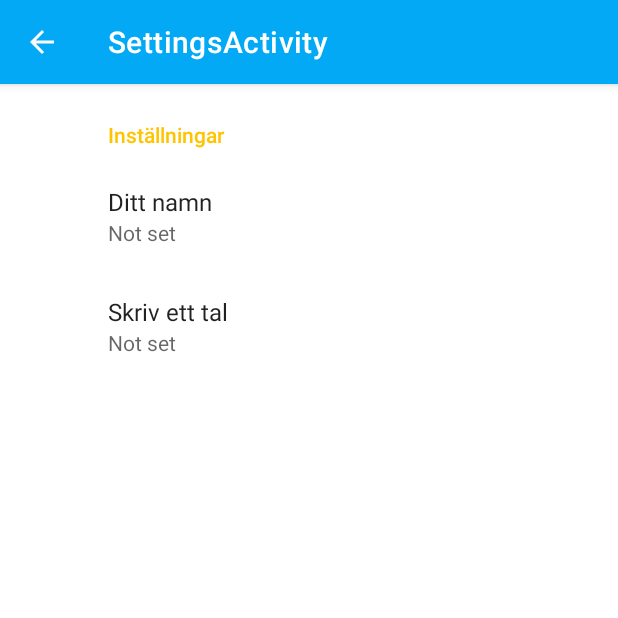
After one commit to fw-teaching/sos22-exempel, an Android app: the SettingsActivity screen opened directly, with no data from a screen before it, on a phone screen of 412 x 824 dp, the top half of it. The commit adds this screen. Run offline under Robolectric (Android 15) with nearby library versions, the phone set to English and light mode, and no system bars; our stand-ins replace androidx.preference.

Commit message:
Lektion 6 Settings Activity

```diff
--- a/app/build.gradle
+++ b/app/build.gradle
@@ -32,6 +32,7 @@ dependencies {
     implementation 'androidx.appcompat:appcompat:1.3.0'
     implementation 'com.google.android.material:material:1.4.0'
     implementation 'androidx.constraintlayout:constraintlayout:2.0.4'
+    implementation 'androidx.preference:preference:1.1.1'
     testImplementation 'junit:junit:4.13.2'
     androidTestImplementation 'androidx.test.ext:junit:1.1.3'
     androidTestImplementation 'androidx.test.espresso:espresso-core:3.4.0'
--- a/app/src/main/AndroidManifest.xml
+++ b/app/src/main/AndroidManifest.xml
@@ -10,6 +10,12 @@
         android:supportsRtl="true"
         android:theme="@style/Theme.SoS22Exempel">
         <activity
+            android:name=".SettingsActivity"
+            android:exported="false"
+            android:label="@string/title_activity_settings"
+            android:parentActivityName=".MainActivity"/>
+
+        <activity
             android:name=".MainActivity"
             android:exported="true">
             <intent-filter>
--- a/app/src/main/java/fi/arcada/sos22_exempel/MainActivity.java
+++ b/app/src/main/java/fi/arcada/sos22_exempel/MainActivity.java
@@ -4,6 +4,7 @@ import androidx.appcompat.app.AppCompatActivity;
 import androidx.recyclerview.widget.LinearLayoutManager;
 import androidx.recyclerview.widget.RecyclerView;
 
+import android.content.Intent;
 import android.content.SharedPreferences;
 import android.os.Bundle;
 import android.preference.PreferenceManager;
@@ -11,8 +12,6 @@ import android.view.View;
 import android.widget.EditText;
 import android.widget.TextView;
 
-import java.util.ArrayList;
-import java.util.Arrays;
 
 public class MainActivity extends AppCompatActivity {
 
@@ -41,14 +40,24 @@ public class MainActivity extends AppCompatActivity {
         prefEditor.apply();
         // Motsvarande metoder för andra datatyper: getString()/putString() getBoolean()/putBoolean()
 
-        // Hämta ut värdet
+        // Hämta ut värdet och skriv ut i appen
         launchCount = sharedPref.getInt("launchCount", 0);
-
         textOut.setText(String.format("Appen startad %d gånger.", launchCount));
 
+        // Hämta ut ett heltal (som text) och konvertera till int
+        int someNumber = Integer.parseInt(sharedPref.getString("someNumber", "0"));
 
-        textView2.setText(String.format("Välkommen tillbaka %s", "Stranger"));
+        // userName har vi skrivit in i Settings Activity, hämta och skriv ut
+        textView2.setText(String.format("Välkommen tillbaka %s, talet är %d",
+                sharedPref.getString("userName", null),
+                someNumber
 
+        ));
+    }
+
+    public void openSettings(View view) {
+        Intent intent = new Intent(this, SettingsActivity.class);
+        startActivity(intent);
     }
 
 
--- /dev/null
+++ b/app/src/main/java/fi/arcada/sos22_exempel/SettingsActivity.java
@@ -0,0 +1,33 @@
+package fi.arcada.sos22_exempel;
+
+import android.os.Bundle;
+
+import androidx.appcompat.app.ActionBar;
+import androidx.appcompat.app.AppCompatActivity;
+import androidx.preference.PreferenceFragmentCompat;
+
+public class SettingsActivity extends AppCompatActivity {
+
+    @Override
+    protected void onCreate(Bundle savedInstanceState) {
+        super.onCreate(savedInstanceState);
+        setContentView(R.layout.settings_activity);
+        if (savedInstanceState == null) {
+            getSupportFragmentManager()
+                    .beginTransaction()
+                    .replace(R.id.settings, new SettingsFragment())
+                    .commit();
+        }
+        ActionBar actionBar = getSupportActionBar();
+        if (actionBar != null) {
+            actionBar.setDisplayHomeAsUpEnabled(true);
+        }
+    }
+
+    public static class SettingsFragment extends PreferenceFragmentCompat {
+        @Override
+        public void onCreatePreferences(Bundle savedInstanceState, String rootKey) {
+            setPreferencesFromResource(R.xml.root_preferences, rootKey);
+        }
+    }
+}
--- a/app/src/main/res/layout/activity_main.xml
+++ b/app/src/main/res/layout/activity_main.xml
@@ -36,6 +36,7 @@
         android:layout_marginEnd="52dp"
         android:layout_marginBottom="52dp"
         android:clickable="true"
+        android:onClick="openSettings"
         app:layout_constraintBottom_toBottomOf="parent"
         app:layout_constraintEnd_toEndOf="parent"
         app:srcCompat="@android:drawable/ic_menu_preferences" />
--- /dev/null
+++ b/app/src/main/res/layout/settings_activity.xml
@@ -0,0 +1,9 @@
+<LinearLayout xmlns:android="http://schemas.android.com/apk/res/android"
+    android:layout_width="match_parent"
+    android:layout_height="match_parent">
+
+    <FrameLayout
+        android:id="@+id/settings"
+        android:layout_width="match_parent"
+        android:layout_height="match_parent" />
+</LinearLayout>
--- /dev/null
+++ b/app/src/main/res/values/arrays.xml
@@ -0,0 +1,12 @@
+<resources>
+    <!-- Reply Preference -->
+    <string-array name="reply_entries">
+        <item>Reply</item>
+        <item>Reply to all</item>
+    </string-array>
+
+    <string-array name="reply_values">
+        <item>reply</item>
+        <item>reply_all</item>
+    </string-array>
+</resources>
--- a/app/src/main/res/values/strings.xml
+++ b/app/src/main/res/values/strings.xml
@@ -1,3 +1,19 @@
 <resources>
     <string name="app_name">SoS-22-Exempel</string>
+    <string name="title_activity_settings">SettingsActivity</string>
+
+    <!-- Preference Titles -->
+    <string name="messages_header">Messages</string>
+    <string name="sync_header">Sync</string>
+
+    <!-- Messages Preferences -->
+    <string name="signature_title">Your signature</string>
+    <string name="reply_title">Default reply action</string>
+
+    <!-- Sync Preferences -->
+    <string name="sync_title">Sync email periodically</string>
+    <string name="attachment_title">Download incoming attachments</string>
+    <string name="attachment_summary_on">Automatically download attachments for incoming emails
+    </string>
+    <string name="attachment_summary_off">Only download attachments when manually requested</string>
 </resources>
--- /dev/null
+++ b/app/src/main/res/xml/root_preferences.xml
@@ -0,0 +1,41 @@
+<PreferenceScreen xmlns:app="http://schemas.android.com/apk/res-auto">
+
+    <PreferenceCategory app:title="Inställningar">
+
+        <EditTextPreference
+            app:key="userName"
+            app:title="Ditt namn"
+            app:useSimpleSummaryProvider="true" />
+
+        <EditTextPreference
+            app:key="someNumber"
+            app:title="Skriv ett tal"
+            app:useSimpleSummaryProvider="true" />
+
+
+        <!-- <ListPreference
+            app:defaultValue="reply"
+            app:entries="@array/reply_entries"
+            app:entryValues="@array/reply_values"
+            app:key="reply"
+            app:title="@string/reply_title"
+            app:useSimpleSummaryProvider="true" /> -->
+
+    </PreferenceCategory>
+
+    <!-- <PreferenceCategory app:title="@string/sync_header">
+
+        <SwitchPreferenceCompat
+            app:key="sync"
+            app:title="@string/sync_title" />
+
+        <SwitchPreferenceCompat
+            app:dependency="sync"
+            app:key="attachment"
+            app:summaryOff="@string/attachment_summary_off"
+            app:summaryOn="@string/attachment_summary_on"
+            app:title="@string/attachment_title" />
+
+    </PreferenceCategory> -->
+
+</PreferenceScreen>
```
